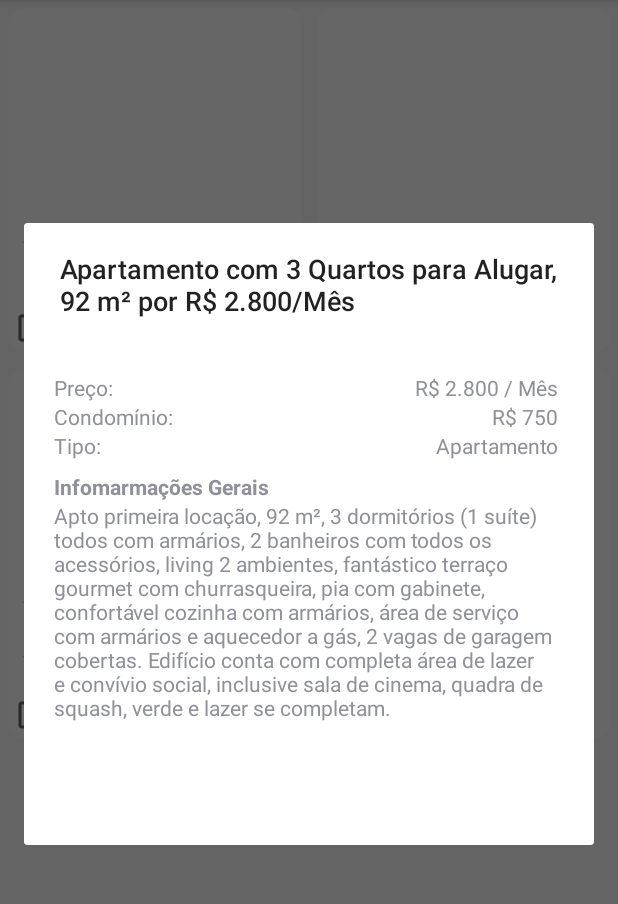
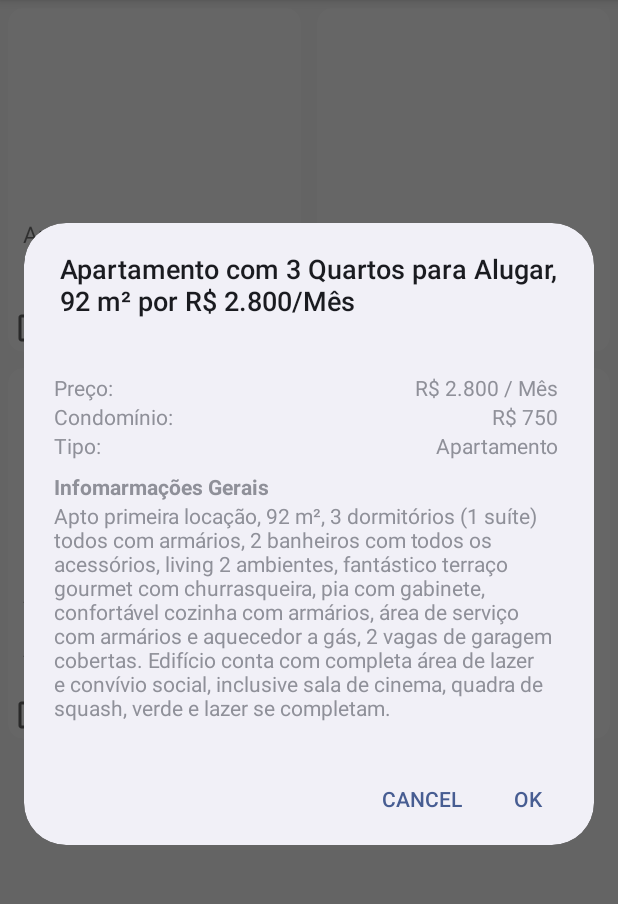
Before and after one commit to imobox/imobox-app, an Android app: the ListKnownPropertiesActivity screen opened directly, with no data from a screen before it, after a tap on "Conhecimento", on a phone screen of 412 x 824 dp, the part 84-988 px from its top. Run offline under Robolectric (Android 15) with nearby library versions, the phone set to English and light mode, and no system bars.

Commit message:
improve layout

```diff
--- a/app/src/main/java/br/imobox/com/imobox/adapter/KnownPropertiesCustomAdapter.java
+++ b/app/src/main/java/br/imobox/com/imobox/adapter/KnownPropertiesCustomAdapter.java
@@ -5,6 +5,7 @@ import android.content.Context;
 import android.content.DialogInterface;
 import android.content.Intent;
 import android.support.v7.widget.RecyclerView;
+import android.view.ContextThemeWrapper;
 import android.view.LayoutInflater;
 import android.view.View;
 import android.view.ViewGroup;
@@ -69,7 +70,7 @@ public class KnownPropertiesCustomAdapter extends RecyclerView.Adapter<KnownProp
         holder.check.setOnClickListener(new View.OnClickListener() {
             @Override
             public void onClick(View view) {
-                AlertDialog.Builder builder = new AlertDialog.Builder(view.getContext());
+                AlertDialog.Builder builder = new AlertDialog.Builder(new ContextThemeWrapper(view.getContext(), android.R.style.Theme_DeviceDefault_Light));
                 builder.setTitle(propertie.getName());
                 View viewInflated = LayoutInflater.from(mContext).inflate(R.layout.modal_info_propertie, (ViewGroup) view.getRootView(), false);
 
@@ -104,6 +105,8 @@ public class KnownPropertiesCustomAdapter extends RecyclerView.Adapter<KnownProp
                 });
 
                builder.show();
+
+
             }
         });
 
```
